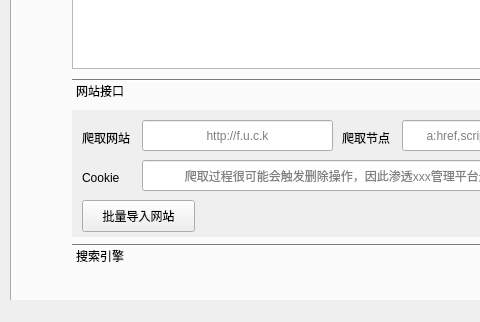
First picture: the form in ui/darkeye.ui, repository r4b3rt/DarkEye, before the edit; both pictures show x 0 to 480 and y 318 to 640 of the 829 by 640 pixel window.
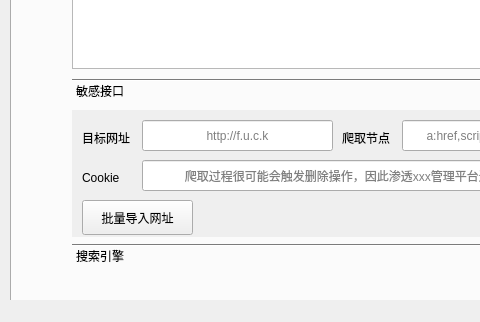
Second picture: the form after the edit.

```diff
--- a/ui/darkeye.ui
+++ b/ui/darkeye.ui
@@ -421,7 +421,7 @@
         </rect>
        </property>
        <attribute name="label">
-        <string>网站接口</string>
+        <string>敏感接口</string>
        </attribute>
        <widget class="QLineEdit" name="spider_url">
         <property name="geometry">
@@ -465,7 +465,7 @@
          </rect>
         </property>
         <property name="text">
-         <string>爬取网站</string>
+         <string>目标网址</string>
         </property>
        </widget>
        <widget class="QLineEdit" name="spider_cookie">
@@ -553,15 +553,15 @@
          <rect>
           <x>10</x>
           <y>90</y>
-          <width>113</width>
-          <height>32</height>
+          <width>111</width>
+          <height>35</height>
          </rect>
         </property>
         <property name="cursor">
          <cursorShape>PointingHandCursor</cursorShape>
         </property>
         <property name="text">
-         <string>批量导入网站</string>
+         <string>批量导入网址</string>
         </property>
        </widget>
       </widget>
```
